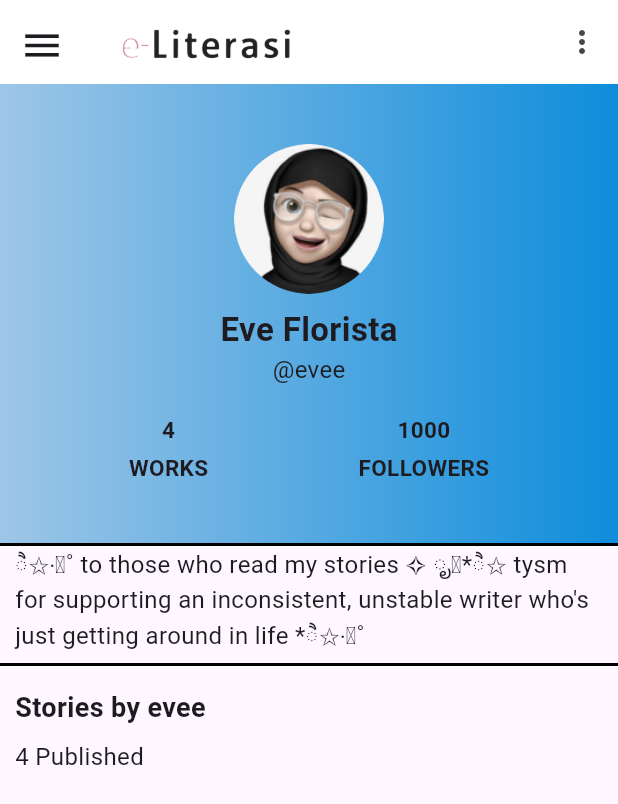
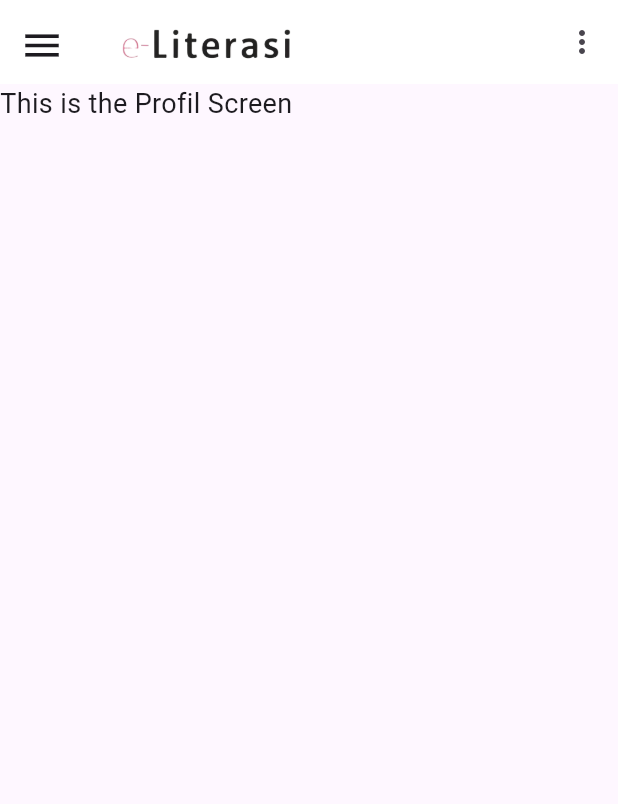
Before and after one commit to ryuukurniawan/e_literasi, a Flutter app: the ProfilPage screen opened directly, on a phone screen of 412 x 824 dp. Shown: the top 804 px of the screen. Run offline on Flutter 3.47's test engine with Material 3 defaults, Android fonts, the phone set to English and light mode, and no system bars.

Commit message:
update halaman baca ,home penulis dan profil

```diff
--- a/lib/pages/baca_page.dart
+++ b/lib/pages/baca_page.dart
@@ -81,7 +81,7 @@ class _BacaPageState extends State<BacaPage> {
             height: 10,
           ),
           Container(
-          padding: const EdgeInsets.all(0),
+          padding: const EdgeInsets.all(20),
           decoration:
           const BoxDecoration(
             border: Border(
@@ -116,7 +116,7 @@ class _BacaPageState extends State<BacaPage> {
                 ],
               ),
               const SizedBox(
-                width: 20,
+                width: 30,
               ),
               const Column(
                 children: [
@@ -134,7 +134,7 @@ class _BacaPageState extends State<BacaPage> {
                 ],
               ),
               const SizedBox(
-                width: 20,
+                width: 30,
               ),
               Column(
                 children: [
--- a/lib/pages/home_penulis_page.dart
+++ b/lib/pages/home_penulis_page.dart
@@ -71,8 +71,9 @@ class _HomePenulisState extends State<HomePenulis> {
             decoration: BoxDecoration(
               gradient: LinearGradient(
                 colors: [
-                  Color.fromARGB(255, 158, 198, 231),
-                  Color.fromARGB(255, 14, 141, 219),
+                  Colors.purple.shade100,
+                  Colors.blue.shade50,
+                  Colors.blue.shade100,
                 ],
                 begin: Alignment.centerLeft,
                 end: Alignment.centerRight,
--- a/lib/pages/profil_page.dart
+++ b/lib/pages/profil_page.dart
@@ -62,148 +62,9 @@ class _ProfilPageState extends State<ProfilPage> {
         centerTitle: false,
         backgroundColor: const Color.fromRGBO(255, 255, 255, 1),
       ),
-      body:  Column(
-        crossAxisAlignment: CrossAxisAlignment.center,
-        children: [
-          Container(
-            decoration: BoxDecoration(
-              gradient: LinearGradient(
-                colors: [
-                  Color.fromARGB(255, 158, 198, 231),
-                  Color.fromARGB(255, 14, 141, 219),
-                ],
-                begin: Alignment.centerLeft,
-                end: Alignment.centerRight,
-              ),
-              border: Border(
-                bottom: BorderSide(
-                  color: Colors.black,
-                  width: 2.0,
-                ),
-              ),
-            ),
-            padding: EdgeInsets.symmetric(vertical: 40.0),
-            child: Column(
-              mainAxisAlignment: MainAxisAlignment.start,
-              crossAxisAlignment: CrossAxisAlignment.center,
-              children: [
-                ClipOval(
-                  child: Image.asset(
-                    'assets/author.png',
-                    width: 100,
-                    height: 100,
-                    fit: BoxFit.cover,
-                  ),
-                ),
-                SizedBox(height: 8),
-                Text(
-                  'Eve Florista',
-                  style: TextStyle(
-                    fontSize: 22,
-                    fontWeight: FontWeight.bold,
-                  ),
-                ),
-                Text(
-                  '@evee',
-                  style: TextStyle(
-                    fontSize: 16,
-                  ),
-                ),
-                SizedBox(height: 18), // Add space between texts
-                Row(
-                  mainAxisAlignment: MainAxisAlignment.center,
-                  children: [
-                    Column(
-                      crossAxisAlignment: CrossAxisAlignment.center,
-                      children: [
-                        Text(
-                          '4',
-                          style: TextStyle(
-                            fontSize: 15,
-                            fontWeight: FontWeight.bold,
-                          ),
-                        ),
-                        SizedBox(height: 4),
-                        Text(
-                          'WORKS',
-                          style: TextStyle(
-                            fontSize: 15,
-                            fontWeight: FontWeight.bold,
-                          ),
-                        ),
-                      ],
-                    ),
-                    SizedBox(width: 100),
-                    Column(
-                      crossAxisAlignment: CrossAxisAlignment.center,
-                      children: [
-                        Text(
-                          '1000',
-                          style: TextStyle(
-                            fontSize: 15,
-                            fontWeight: FontWeight.bold,
-                          ),
-                        ),
-                        SizedBox(height: 4),
-                        Text(
-                          'FOLLOWERS',
-                          style: TextStyle(
-                            fontSize: 15,
-                            fontWeight: FontWeight.bold,
-                          ),
-                        ),
-                      ],
-                    ),
-                  ],
-                ),
-              ],
-            ),
-          ),
-          Align(
-            alignment: Alignment.centerLeft,
-            child: Padding(
-              padding: const EdgeInsets.symmetric(horizontal: 10.0),
-              child: Text(
-                'ੈ✩‧₊˚ to those who read my stories ✧ ೃ༄*ੈ✩ tysm for supporting an inconsistent, unstable writer who\'s just getting around in life *ੈ✩‧₊˚',
-                style: TextStyle(
-                  fontSize: 16,
-                ),
-              ),
-            ),
-          ),
-          Divider(
-            thickness: 2,
-            color: Colors.black,
-          ),
-          Align(
-            alignment: Alignment.centerLeft,
-            child: Padding(
-              padding:
-                  const EdgeInsets.symmetric(horizontal: 10.0, vertical: 8.0),
-              child: Text(
-                'Stories by evee',
-                style: TextStyle(
-                  fontSize: 18,
-                  fontWeight: FontWeight.bold,
-                ),
-              ),
-            ),
-          ),
-          Align(
-            alignment: Alignment.centerLeft,
-            child: Padding(
-              padding: const EdgeInsets.symmetric(horizontal: 10.0),
-              child: Text(
-                '4 Published',
-                style: TextStyle(
-                  fontSize: 16,
-                ),
-              ),
-            ),
-          ),
-          SizedBox(height: 10), // Add space
-
-        ],
+      body:Text(
+          'This is the Profil Screen',
+          style: TextStyle(fontSize: 18),
       ),
     );
   }
```
